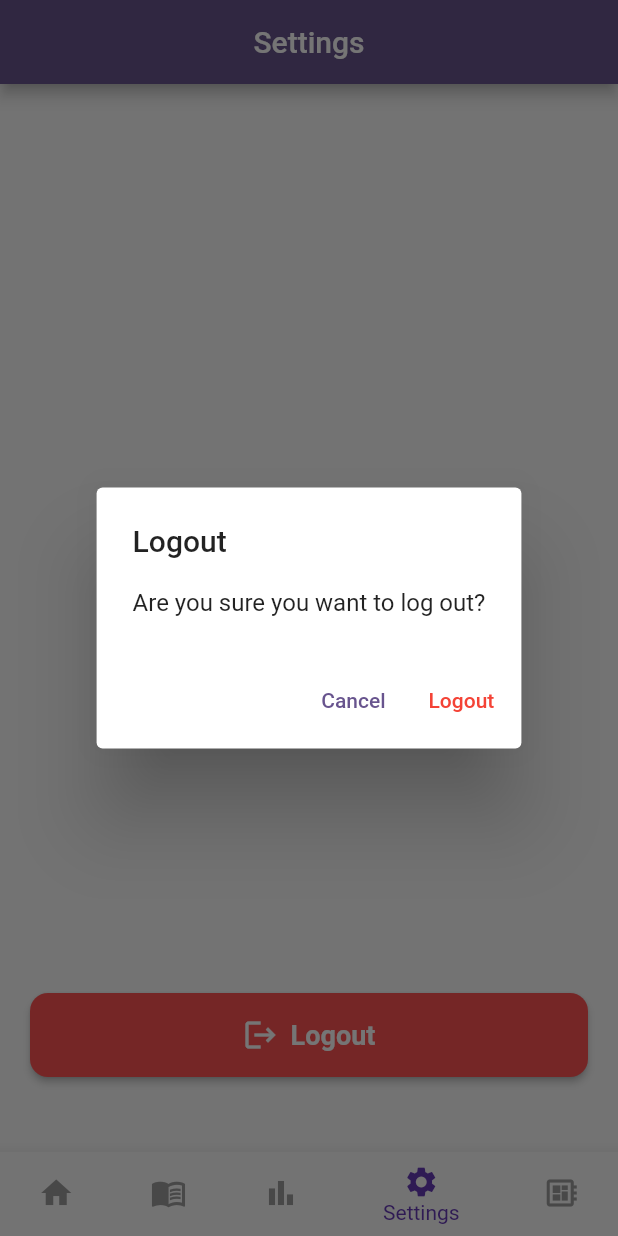
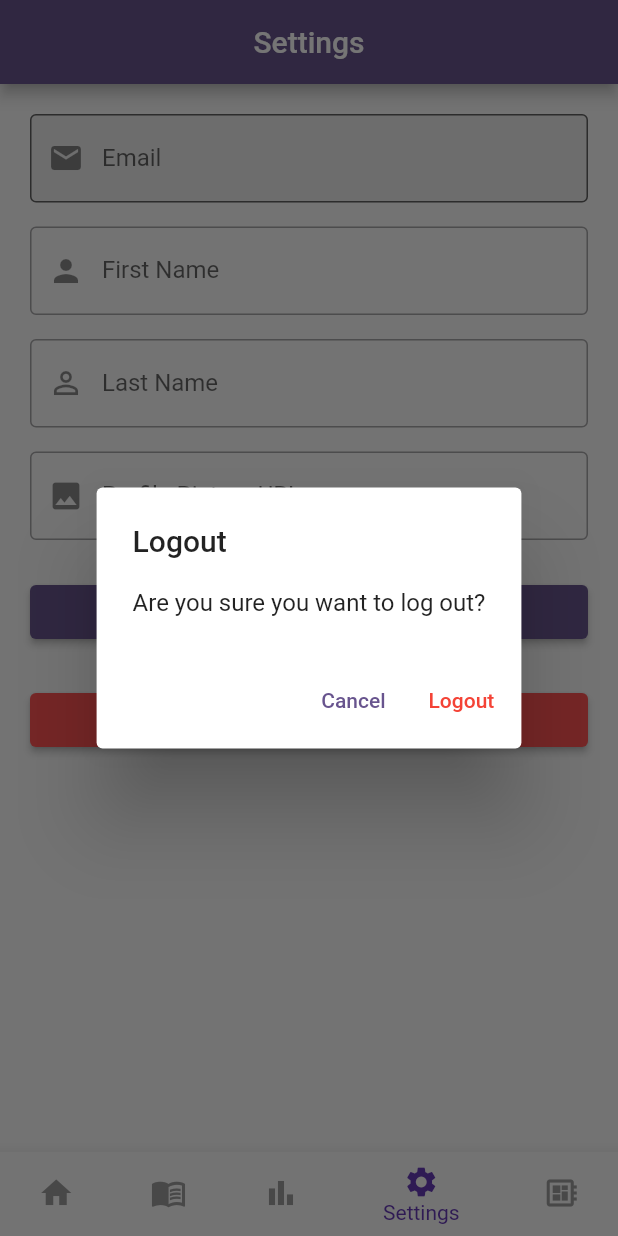
Before and after one commit to KrazeeCoder/fbla-mobile-app-2425-learning, a Flutter app: the screen it shows once a user with an empty profile is signed in, item 4 of the bottom bar chosen, after a tap on "Logout", on a phone screen of 412 x 824 dp. Run offline on Flutter 3.47's test engine with Material 3 defaults, Android fonts, the phone set to English and light mode, and no system bars; our stand-ins replace cloud_firestore, dash_chat_2, firebase_auth, firebase_core, firebase_remote_config, flutter_svg and 2 more; missing offline and left inert: encrypt, flutter_web_auth, pointycastle; accounts and stored records are empty; network calls fail; project files that could hold a hidden picture were left out.

Commit message:
decryption

```diff
--- a/lib/getkeys.dart
+++ b/lib/getkeys.dart
@@ -219,6 +219,7 @@ class UserSession {
   }) {
     this.uid = uid;
     this.secureKey = secureKey;
+    print("UserSession initialized with: $uid, $secureKey");
   }
 
   void clear() {
--- a/lib/main.dart
+++ b/lib/main.dart
@@ -9,6 +9,7 @@ import 'pages/learn.dart';
 import 'pages/settings.dart';
 import 'firebase_options.dart';
 import 'pages/signin_screen.dart';
+import '/security.dart';
 
 void main() async {
   WidgetsFlutterBinding.ensureInitialized();
@@ -76,6 +77,7 @@ class AuthWrapper extends StatelessWidget {
           return const Scaffold(
               body: Center(child: CircularProgressIndicator())); // Show loading
         } else if (snapshot.hasData) {
+          setLoginUserKeys(snapshot.data!);
           return const MainPage(); // ✅ If user is logged in → Show Home Page
         } else {
           return SignInScreen(); // ❌ If not logged in → Show Login Screen
@@ -101,7 +103,9 @@ class _MainPageState extends State<MainPage> {
     LearnPage(),
     ProgressPage(),
     SettingsPage(),
-    CypherUI(subtopicId: "f51f2584-8b3b-42f2-b10c-3c47f93fbd37",)
+    CypherUI(
+      subtopicId: "f51f2584-8b3b-42f2-b10c-3c47f93fbd37",
+    )
   ];
 
   void _onItemTapped(int index) {
--- a/lib/pages/settings.dart
+++ b/lib/pages/settings.dart
@@ -1,7 +1,9 @@
 import 'package:flutter/material.dart';
 import '/auth_utility.dart';
 import 'signin_screen.dart';
-
+import 'package:firebase_auth/firebase_auth.dart';
+import 'package:cloud_firestore/cloud_firestore.dart';
+import '/security.dart';
 
 class SettingsPage extends StatefulWidget {
   const SettingsPage({super.key});
@@ -11,9 +13,68 @@ class SettingsPage extends StatefulWidget {
 }
 
 class _SettingsPageState extends State<SettingsPage> {
-  final AuthService _authService = AuthService(); // AuthService instance
+  final AuthService _authService = AuthService();
+  final FirebaseAuth _auth = FirebaseAuth.instance;
+  final FirebaseFirestore _firestore = FirebaseFirestore.instance;
 
-  // 🔥 Show Confirmation Dialog Before Logout
+  final TextEditingController _emailController = TextEditingController();
+  final TextEditingController _firstNameController = TextEditingController();
+  final TextEditingController _lastNameController = TextEditingController();
+  final TextEditingController _profilePicController = TextEditingController();
+
+  bool isLoading = false;
+
+  @override
+  void initState() {
+    super.initState();
+    _loadUserDetails();
+  }
+
+  Future<void> _loadUserDetails() async {
+    final user = _auth.currentUser;
+    if (user == null) return;
+
+    final decryptedData = await decryptUserDetails(user.uid);
+    print("🔐 Decrypted Data: $decryptedData");
+
+    if (decryptedData != null) {
+      setState(() {
+        _emailController.text = decryptedData['email'] ?? '';
+        _firstNameController.text = decryptedData['firstname'] ?? '';
+        _lastNameController.text = decryptedData['lastname'] ?? '';
+        _profilePicController.text = decryptedData['profilePic'] ?? '';
+      });
+    }
+  }
+
+  Future<void> _saveChanges() async {
+    final user = _auth.currentUser;
+    if (user == null) return;
+
+    setState(() => isLoading = true);
+
+    try {
+      await _authService.updateUserProfile(
+        uid: user.uid,
+        email: _emailController.text.trim(), // 🔐 pass email for encryption
+        firstName: _firstNameController.text.trim(),
+        lastName: _lastNameController.text.trim(),
+        profilePic: _profilePicController.text.trim(),
+      );
+
+      ScaffoldMessenger.of(context).showSnackBar(
+        const SnackBar(content: Text('✅ Profile updated')),
+      );
+    } catch (e) {
+      print("❌ Failed to update profile: $e");
+      ScaffoldMessenger.of(context).showSnackBar(
+        SnackBar(content: Text('❌ Error updating profile: $e')),
+      );
+    } finally {
+      setState(() => isLoading = false);
+    }
+  }
+
   void _showLogoutDialog() {
     showDialog(
       context: context,
@@ -22,16 +83,18 @@ class _SettingsPageState extends State<SettingsPage> {
         content: const Text("Are you sure you want to log out?"),
         actions: [
           TextButton(
-            onPressed: () => Navigator.pop(context), // Cancel
+            onPressed: () => Navigator.pop(context),
             child: const Text("Cancel"),
           ),
           TextButton(
             onPressed: () async {
-              Navigator.pop(context); // Close dialog
-              await _authService.logoutUser(); // Call logout method
+              Navigator.pop(context);
+              await _authService.logoutUser();
               if (mounted) {
                 Navigator.pushReplacement(
-        context, MaterialPageRoute(builder: (_) => SignInScreen()));
+                  context,
+                  MaterialPageRoute(builder: (_) => SignInScreen()),
+                );
               }
             },
             child: const Text("Logout", style: TextStyle(color: Colors.red)),
@@ -42,40 +105,86 @@ class _SettingsPageState extends State<SettingsPage> {
   }
 
   @override
+  void dispose() {
+    _emailController.dispose();
+    _firstNameController.dispose();
+    _lastNameController.dispose();
+    _profilePicController.dispose();
+    super.dispose();
+  }
+
+  @override
   Widget build(BuildContext context) {
     return Scaffold(
       appBar: AppBar(
         title: const Text("Settings"),
         centerTitle: true,
       ),
-      body: Padding(
-        padding: const EdgeInsets.symmetric(horizontal: 20, vertical: 30),
+      body: isLoading
+          ? const Center(child: CircularProgressIndicator())
+          : SingleChildScrollView(
+              padding: const EdgeInsets.all(20),
               child: Column(
-          crossAxisAlignment: CrossAxisAlignment.center,
                 children: [
-            const Spacer(),
-
-            // 🚀 Logout Button
+                  TextFormField(
+                    controller: _emailController,
+                    readOnly: true,
+                    decoration: InputDecoration(
+                      labelText: 'Email',
+                      border: const OutlineInputBorder(),
+                      fillColor: Colors.grey.shade200,
+                      filled: true,
+                      prefixIcon: const Icon(Icons.email),
+                    ),
+                  ),
+                  const SizedBox(height: 16),
+                  TextField(
+                    controller: _firstNameController,
+                    decoration: const InputDecoration(
+                      labelText: 'First Name',
+                      border: OutlineInputBorder(),
+                      prefixIcon: Icon(Icons.person),
+                    ),
+                  ),
+                  const SizedBox(height: 16),
+                  TextField(
+                    controller: _lastNameController,
+                    decoration: const InputDecoration(
+                      labelText: 'Last Name',
+                      border: OutlineInputBorder(),
+                      prefixIcon: Icon(Icons.person_outline),
+                    ),
+                  ),
+                  const SizedBox(height: 16),
+                  TextField(
+                    controller: _profilePicController,
+                    decoration: const InputDecoration(
+                      labelText: 'Profile Picture URL',
+                      border: OutlineInputBorder(),
+                      prefixIcon: Icon(Icons.image),
+                    ),
+                  ),
+                  const SizedBox(height: 24),
                   SizedBox(
-              width: double.infinity, // Full-width button
+                    width: double.infinity,
+                    child: ElevatedButton(
+                      onPressed: _saveChanges,
+                      child: const Text("Save Changes"),
+                    ),
+                  ),
+                  const SizedBox(height: 24),
+                  SizedBox(
+                    width: double.infinity,
                     child: ElevatedButton.icon(
-                onPressed: _showLogoutDialog, // Show confirmation dialog
-                icon: const Icon(Icons.logout, color: Colors.white),
-                label: const Text(
-                  "Logout",
-                  style: TextStyle(fontSize: 18, fontWeight: FontWeight.bold),
-                ),
+                      onPressed: _showLogoutDialog,
+                      icon: const Icon(Icons.logout),
+                      label: const Text("Logout"),
                       style: ElevatedButton.styleFrom(
-                  padding: const EdgeInsets.symmetric(vertical: 16),
                         backgroundColor: Colors.redAccent,
                         foregroundColor: Colors.white,
-                  shape: RoundedRectangleBorder(
-                    borderRadius: BorderRadius.circular(12),
                       ),
                     ),
                   ),
-            ),
-            const SizedBox(height: 20),
                 ],
               ),
             ),
--- a/lib/security.dart
+++ b/lib/security.dart
@@ -142,7 +142,6 @@ Future<Map<String, String>> encryptUserInfoWithIV(
   return encryptedData;
 }
 
-// Decrypt user details from Firestore
 Future<Map<String, String>?> decryptUserDetails(String userId) async {
   try {
     DocumentSnapshot userDoc =
@@ -157,6 +156,9 @@ Future<Map<String, String>?> decryptUserDetails(String userId) async {
     String? encodedIV = userData['iv'];
     Uint8List key = await getEncryptionKey();
 
+    print("Decrypting user data for $userId");
+    print("encryption key: ${base64Encode(key)}");
+
     Map<String, String> decryptedDetails = {};
 
     if (encodedIV == null || encodedIV.trim().isEmpty) {
@@ -164,18 +166,38 @@ Future<Map<String, String>?> decryptUserDetails(String userId) async {
       decryptedDetails['email'] = userData['email'] ?? '';
       decryptedDetails['firstname'] = userData['firstName'] ?? '';
       decryptedDetails['lastname'] = userData['lastName'] ?? '';
-      decryptedDetails['profilePic'] = userData['profilePic'] ?? '';
+      decryptedDetails['profilePic'] =
+          userData['settings']?['profilePic'] ?? '';
     } else {
       Uint8List iv = base64Decode(encodedIV);
 
-      decryptedDetails['email'] =
-          utf8.decode(aesGcmDecrypt(base64Decode(userData['email']), key, iv));
-      decryptedDetails['firstname'] = utf8
-          .decode(aesGcmDecrypt(base64Decode(userData['firstName']), key, iv));
-      decryptedDetails['lastname'] = utf8
-          .decode(aesGcmDecrypt(base64Decode(userData['lastName']), key, iv));
-      decryptedDetails['profilePic'] = utf8
-          .decode(aesGcmDecrypt(base64Decode(userData['profilePic']), key, iv));
+      if (userData['email'] != null) {
+        decryptedDetails['email'] = utf8.decode(
+          aesGcmDecrypt(base64Decode(userData['email']), key, iv),
+        );
+      }
+
+      if (userData['firstName'] != null) {
+        decryptedDetails['firstname'] = utf8.decode(
+          aesGcmDecrypt(base64Decode(userData['firstName']), key, iv),
+        );
+      }
+
+      if (userData['lastName'] != null) {
+        decryptedDetails['lastname'] = utf8.decode(
+          aesGcmDecrypt(base64Decode(userData['lastName']), key, iv),
+        );
+      }
+
+      if (userData['settings']?['profilePic'] != null) {
+        decryptedDetails['profilePic'] = utf8.decode(
+          aesGcmDecrypt(
+            base64Decode(userData['settings']['profilePic']),
+            key,
+            iv,
+          ),
+        );
+      }
     }
 
     return decryptedDetails;
```
Also changed, not shown: lib/auth_utility.dart (+28 -0 lines). Lines whose indentation alone changed are shown as unchanged.
